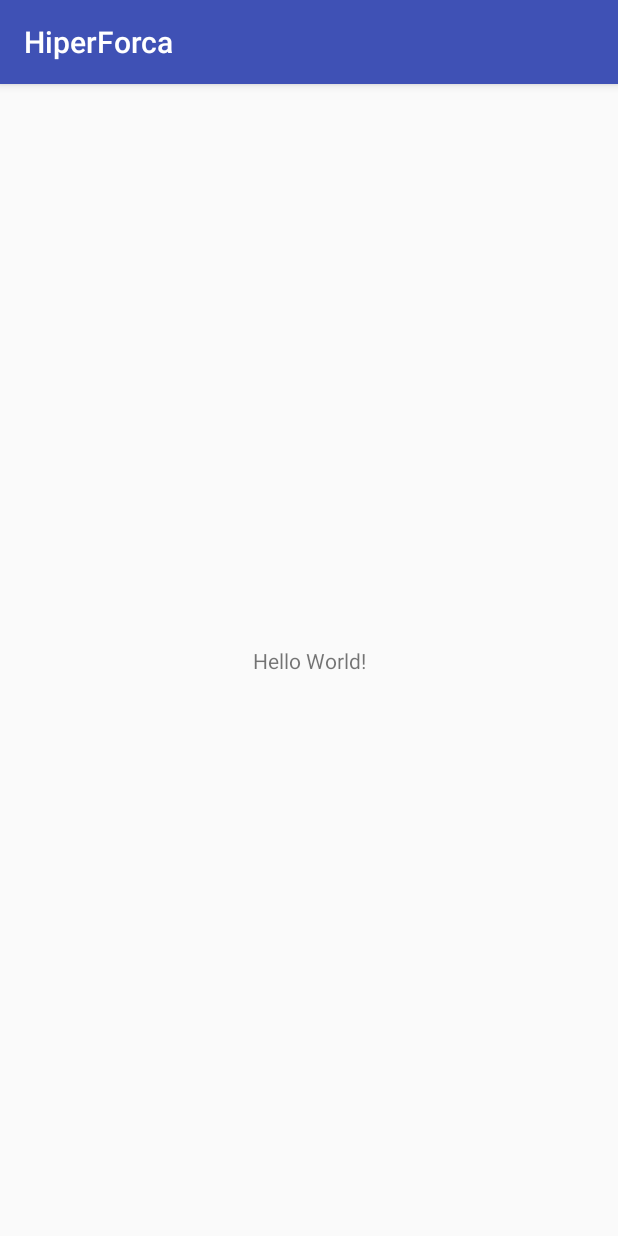
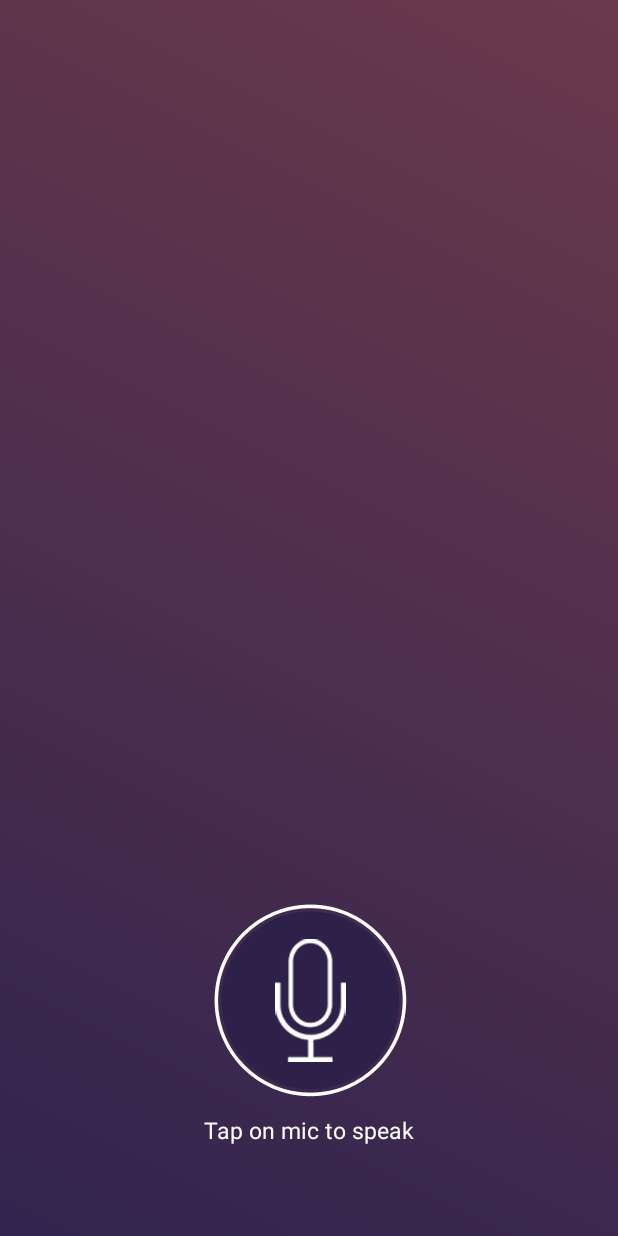
Before and after one commit to erickkenji/HiperForca, an Android app: the screen it shows after launch (MainActivity), on a phone screen of 412 x 824 dp. Run offline under Robolectric (Android 15) with nearby library versions, the phone set to English and light mode, and no system bars.

Commit message:
Finished AndroidHive tutorial. Basic recognition working

```diff
--- a/app/src/main/java/com/example/neo/hiperforca/MainActivity.kt
+++ b/app/src/main/java/com/example/neo/hiperforca/MainActivity.kt
@@ -1,12 +1,75 @@
 package com.example.neo.hiperforca
 
-import android.support.v7.app.AppCompatActivity
+import java.util.Locale
+import android.app.Activity
+import android.content.ActivityNotFoundException
+import android.content.Intent
 import android.os.Bundle
+import android.speech.RecognizerIntent
+import android.view.Menu
+import android.widget.ImageButton
+import android.widget.TextView
+import android.widget.Toast
+import kotlinx.android.synthetic.main.activity_main.*
 
-class MainActivity : AppCompatActivity() {
+class MainActivity : Activity() {
+    // https://www.androidhive.info/2014/07/android-speech-to-text-tutorial/
+    private var txtSpeechInput: TextView? = null
+    private var btnSpeak: ImageButton? = null
+    private val REQ_CODE_SPEECH_INPUT = 100
 
     override fun onCreate(savedInstanceState: Bundle?) {
         super.onCreate(savedInstanceState)
         setContentView(R.layout.activity_main)
+
+        txtSpeechInput = activity_main_text
+        btnSpeak = activity_main_speak_button
+
+        // hide the action bar
+        actionBar?.hide()
+        btnSpeak?.setOnClickListener { promptSpeechInput() }
+    }
+
+    /**
+     * Showing google speech input dialog
+     */
+    private fun promptSpeechInput() {
+        val intent = Intent(RecognizerIntent.ACTION_RECOGNIZE_SPEECH)
+        intent.putExtra(RecognizerIntent.EXTRA_LANGUAGE_MODEL,
+                RecognizerIntent.LANGUAGE_MODEL_FREE_FORM)
+        intent.putExtra(RecognizerIntent.EXTRA_LANGUAGE, Locale.getDefault())
+        intent.putExtra(RecognizerIntent.EXTRA_PROMPT,
+                getString(R.string.speech_prompt))
+        try {
+            startActivityForResult(intent, REQ_CODE_SPEECH_INPUT)
+        } catch (a: ActivityNotFoundException) {
+            Toast.makeText(applicationContext,
+                    getString(R.string.speech_not_supported),
+                    Toast.LENGTH_SHORT).show()
+        }
+
+    }
+
+    /**
+     * Receiving speech input
+     */
+    override fun onActivityResult(requestCode: Int, resultCode: Int, data: Intent?) {
+        super.onActivityResult(requestCode, resultCode, data)
+
+        when (requestCode) {
+            REQ_CODE_SPEECH_INPUT -> {
+                if (resultCode == Activity.RESULT_OK && null != data) {
+
+                    val result = data.getStringArrayListExtra(RecognizerIntent.EXTRA_RESULTS)
+                    txtSpeechInput?.text = result[0]
+                }
+            }
+        }
+    }
+
+    override fun onCreateOptionsMenu(menu: Menu): Boolean {
+        // Inflate the menu; this adds items to the action bar if it is present.
+        menuInflater.inflate(R.menu.main, menu)
+        return true
     }
 }
--- /dev/null
+++ b/app/src/main/res/drawable/bg_gradient.xml
@@ -0,0 +1,10 @@
+<?xml version="1.0" encoding="UTF-8"?>
+<shape xmlns:android="http://schemas.android.com/apk/res/android"
+    android:shape="rectangle" >
+
+    <gradient
+        android:angle="45"
+        android:endColor="@color/bg_gradient_end"
+        android:startColor="@color/bg_gradient_start"
+        android:type="linear" />
+</shape>
--- a/app/src/main/res/layout/activity_main.xml
+++ b/app/src/main/res/layout/activity_main.xml
@@ -1,18 +1,45 @@
-<?xml version="1.0" encoding="utf-8"?>
-<android.support.constraint.ConstraintLayout xmlns:android="http://schemas.android.com/apk/res/android"
-    xmlns:app="http://schemas.android.com/apk/res-auto"
+<RelativeLayout xmlns:android="http://schemas.android.com/apk/res/android"
     xmlns:tools="http://schemas.android.com/tools"
     android:layout_width="match_parent"
     android:layout_height="match_parent"
-    tools:context="com.example.neo.hiperforca.MainActivity">
+    android:background="@drawable/bg_gradient"
+    android:orientation="vertical" >
 
     <TextView
+        android:id="@+id/activity_main_text"
         android:layout_width="wrap_content"
         android:layout_height="wrap_content"
-        android:text="Hello World!"
-        app:layout_constraintBottom_toBottomOf="parent"
-        app:layout_constraintLeft_toLeftOf="parent"
-        app:layout_constraintRight_toRightOf="parent"
-        app:layout_constraintTop_toTopOf="parent" />
+        android:layout_alignParentTop="true"
+        android:layout_centerHorizontal="true"
+        android:layout_marginTop="100dp"
+        android:textColor="@color/white"
+        android:textSize="26sp"
+        android:textStyle="normal" />
 
-</android.support.constraint.ConstraintLayout>
+    <LinearLayout
+        android:layout_width="wrap_content"
+        android:layout_height="wrap_content"
+        android:layout_alignParentBottom="true"
+        android:layout_centerHorizontal="true"
+        android:layout_marginBottom="60dp"
+        android:gravity="center"
+        android:orientation="vertical" >
+
+        <ImageButton
+            android:id="@+id/activity_main_speak_button"
+            android:layout_width="wrap_content"
+            android:layout_height="wrap_content"
+            android:background="@null"
+            android:src="@drawable/ico_mic" />
+
+        <TextView
+            android:layout_width="wrap_content"
+            android:layout_height="wrap_content"
+            android:layout_marginTop="10dp"
+            android:text="@string/tap_on_mic"
+            android:textColor="@color/white"
+            android:textSize="15dp"
+            android:textStyle="normal" />
+    </LinearLayout>
+
+</RelativeLayout>
--- /dev/null
+++ b/app/src/main/res/menu/main.xml
@@ -0,0 +1,7 @@
+<menu xmlns:android="http://schemas.android.com/apk/res/android" >
+    <item
+        android:id="@+id/action_settings"
+        android:orderInCategory="100"
+        android:showAsAction="never"
+        android:title="@string/action_settings"/>
+</menu>
--- a/app/src/main/res/values/colors.xml
+++ b/app/src/main/res/values/colors.xml
@@ -3,4 +3,7 @@
     <color name="colorPrimary">#3F51B5</color>
     <color name="colorPrimaryDark">#303F9F</color>
     <color name="colorAccent">#FF4081</color>
+    <color name="white">#ffffff</color>
+    <color name="bg_gradient_start">#31244e</color>
+    <color name="bg_gradient_end">#6b394c</color>
 </resources>
--- a/app/src/main/res/values/strings.xml
+++ b/app/src/main/res/values/strings.xml
@@ -1,3 +1,8 @@
 <resources>
     <string name="app_name">HiperForca</string>
+    <string name="action_settings">Settings</string>
+    <string name="hello_world">Hello world!</string>
+    <string name="speech_prompt">Say something&#8230;</string>
+    <string name="speech_not_supported">Sorry! Your device doesn\'t support speech input</string>
+    <string name="tap_on_mic">Tap on mic to speak</string>
 </resources>
```
Also changed, not shown: app/src/main/res/drawable-hdpi/ic_launcher.png (added), app/src/main/res/drawable-hdpi/ico_mic.png (added), app/src/main/res/drawable-mdpi/ic_launcher.png (added), app/src/main/res/drawable-mdpi/ico_mic.png (added), app/src/main/res/drawable-xhdpi/ic_launcher.png (added), app/src/main/res/drawable-xhdpi/ico_mic.png (added), app/src/main/res/drawable-xxhdpi/ic_launcher.png (added), app/src/main/res/drawable-xxhdpi/ico_mic.png (added).
